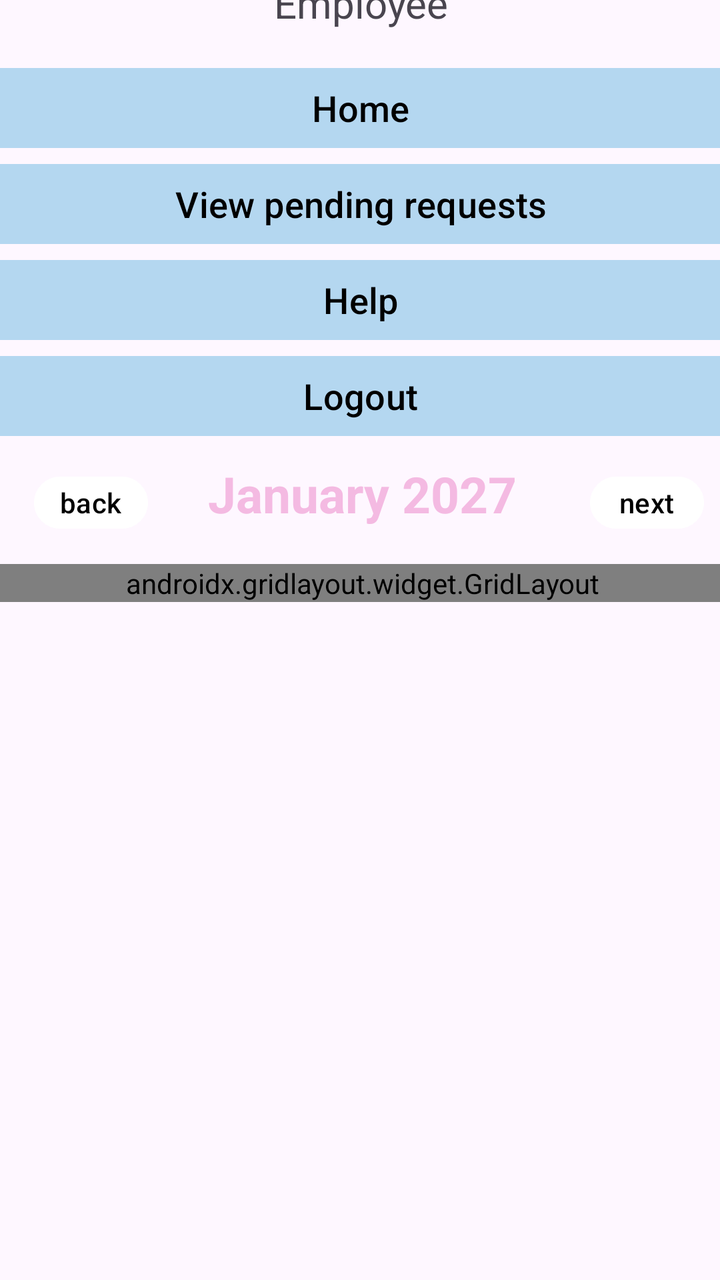
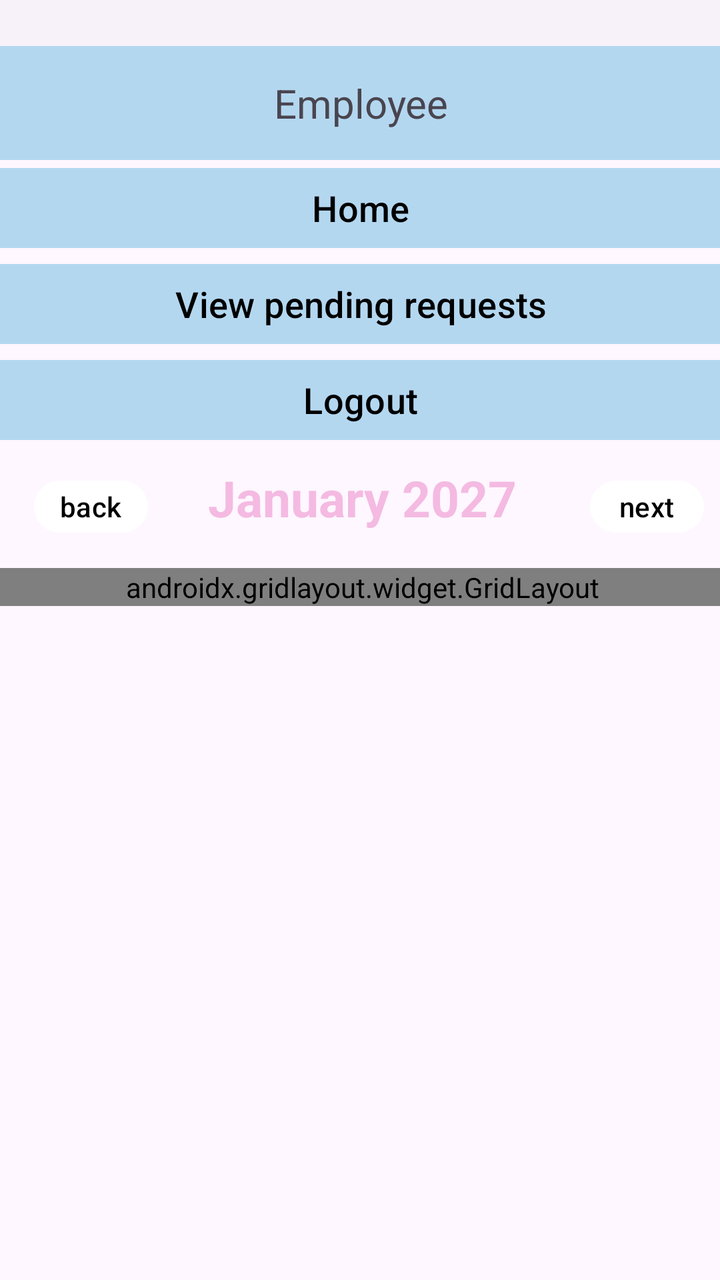

Compare the two renders of this Android layout. The source of the first and the diff that turns it into the second are given below.
<!-- AndroidManifest.xml: application theme Theme.MyApplication -->
<!-- res/layout/employee_drop_down.xml -->
<?xml version="1.0" encoding="utf-8"?>
<androidx.constraintlayout.widget.ConstraintLayout xmlns:android="http://schemas.android.com/apk/res/android"
    xmlns:app="http://schemas.android.com/apk/res-auto"
    xmlns:tools="http://schemas.android.com/tools"
    android:layout_width="match_parent"
    android:layout_height="match_parent"
    android:id="@+id/employee_home_screen">


    <ScrollView
        android:layout_width="409dp"
        android:layout_height="921dp"
        android:layout_marginStart="1dp"
        android:layout_marginTop="1dp"
        android:layout_marginEnd="1dp"
        android:layout_marginBottom="1dp"
        app:layout_constraintBottom_toBottomOf="parent"
        app:layout_constraintEnd_toEndOf="parent"
        app:layout_constraintStart_toStartOf="parent"
        app:layout_constraintTop_toTopOf="parent">

        <LinearLayout
            android:layout_width="match_parent"
            android:layout_height="wrap_content"
            android:orientation="vertical">

            <com.google.android.material.navigation.NavigationView
                android:id="@+id/navigationView"
                android:layout_width="414dp"
                android:layout_height="113dp"
                app:layout_constraintEnd_toEndOf="parent"
                app:layout_constraintStart_toStartOf="parent"
                app:layout_constraintTop_toTopOf="parent">

                <TextView
                    android:id="@+id/textView4"

                    android:layout_width="match_parent"
                    android:layout_height="30dp"
                    android:layout_marginTop="60dp"
                    android:width="420dp"
                    android:height="70dp"
                    android:background="@color/corporate_blue" />

                <LinearLayout
                    android:layout_width="match_parent"
                    android:layout_height="100dp"
                    android:orientation="horizontal">

                    <TextView
                        android:layout_width="50dp"
                        android:layout_height="61dp"
                        android:layout_marginLeft="5dp"
                        android:layout_marginTop="0dp"
                        android:text="Logo"
                        android:textSize="20dp" />

                    <TextView
                        android:id="@+id/textView"
                        android:layout_width="250dp"
                        android:layout_height="60dp"

                        android:layout_marginTop="0dp"
                        android:layout_marginRight="15dp"
                        android:background="@color/white"
                        android:paddingLeft="25dp"
                        android:paddingTop="10px"
                        android:text="CompanyName"
                        android:textAlignment="center"
                        android:textColor="@color/corporate_blue"
                        android:textSize="30dp"
                        android:textStyle="bold" />

                    <Button
                        android:id="@+id/button2"
                        android:layout_width="0dp"
                        android:layout_height="44dp"
                        android:layout_marginLeft="0dp"
                        android:layout_marginTop="0dp"
                        android:layout_marginRight="0dp"
                        android:layout_weight="1"
                        android:text="Profile" />


                </LinearLayout>

            </com.google.android.material.navigation.NavigationView>

            <LinearLayout
                android:layout_width="match_parent"
                android:layout_height="wrap_content"
                android:backgroundTint="##B4D7F0"

                android:orientation="vertical">

                <TextView
                    android:layout_width="match_parent"
                    android:layout_height="wrap_content"
                    android:background="##B4D7F0"
                    android:paddingTop="15dp"
                    android:paddingBottom="15dp"
                    android:text="Employee"
                    android:textAlignment="center"
                    android:textSize="20dp" />

                <Button
                    android:layout_width="match_parent"
                    android:layout_height="wrap_content"
                    android:backgroundTint="#B4D7F0"
                    android:text="Home"
                    android:textColor="@color/black"
                    android:textSize="18dp" />

                <Button
                    android:layout_width="match_parent"
                    android:layout_height="wrap_content"
                    android:backgroundTint="#B4D7F0"
                    android:text="View pending requests"
                    android:textColor="@color/black"
                    android:textSize="18dp" />

                <Button
                    android:layout_width="match_parent"
                    android:layout_height="wrap_content"
                    android:backgroundTint="#B4D7F0"
                    android:text="Help"
                    android:textColor="@color/black"
                    android:textSize="18dp" />

                <Button
                    android:layout_width="match_parent"
                    android:layout_height="wrap_content"
                    android:backgroundTint="#B4D7F0"
                    android:text="Logout"
                    android:textColor="@color/black"
                    android:textSize="18dp" />

            </LinearLayout>

            <ScrollView
                android:layout_width="409dp"
                android:layout_height="616dp"
                android:layout_marginStart="1dp"
                android:layout_marginTop="8dp"
                android:layout_marginEnd="1dp"
                app:layout_constraintBottom_toBottomOf="parent"
                app:layout_constraintEnd_toEndOf="parent"
                app:layout_constraintStart_toStartOf="parent"
                app:layout_constraintTop_toBottomOf="@+id/navigationView">

                <LinearLayout
                    android:layout_width="match_parent"
                    android:layout_height="wrap_content"
                    android:orientation="vertical">

                    <LinearLayout
                        android:id="@+id/linearLayout"
                        android:layout_width="match_parent"
                        android:layout_height="51dp"
                        android:layout_marginTop="0dp"
                        android:layout_marginEnd="1dp"
                        android:layout_marginBottom="1dp"
                        app:layout_constraintBottom_toTopOf="@+id/gridLayout"
                        app:layout_constraintEnd_toEndOf="parent"
                        app:layout_constraintStart_toStartOf="parent"
                        app:layout_constraintTop_toTopOf="parent">


                        <Button
                            android:id="@+id/button63"
                            android:layout_width="57dp"
                            android:layout_height="34dp"
                            android:layout_marginLeft="40dp"
                            android:layout_marginRight="30dp"
                            android:backgroundTint="@color/white"
                            android:padding="0dp"
                            android:text="back"
                            android:textColor="@color/black"

                            />

                        <TextView
                            android:id="@+id/textView3"
                            android:layout_width="171dp"
                            android:layout_height="36dp"
                            android:layout_marginRight="20dp"
                            android:text="January 2027"
                            android:textColor="@color/pearly_pink"
                            android:textSize="25dp"
                            android:textStyle="bold" />

                        <Button
                            android:id="@+id/button60"
                            android:layout_width="57dp"
                            android:layout_height="34dp"
                            android:backgroundTint="@color/white"
                            android:padding="0dp"
                            android:text="next"
                            android:textColor="@color/black"

                            />

                    </LinearLayout>

                    <androidx.gridlayout.widget.GridLayout
                        android:id="@+id/gridLayout"
                        android:layout_width="409dp"
                        android:layout_height="wrap_content"
                        android:layout_marginTop="0dp"
                        android:layout_marginBottom="206dp"
                        app:layout_constraintBottom_toBottomOf="parent"
                        app:layout_constraintEnd_toEndOf="parent"
                        app:layout_constraintStart_toStartOf="parent"
                        app:layout_constraintTop_toBottomOf="@+id/linearLayout">

                        <Button
                            android:id="@+id/button6"
                            android:layout_width="45dp"
                            android:layout_height="52dp"
                            android:layout_margin="7dp"
                            android:onClick="boldenMe"
                            android:padding="0dp"
                            android:text="1"
                            android:textSize="20dp"
                            app:layout_column="0"
                            app:layout_row="0" />


                        <Button
                            android:id="@+id/button7"
                            android:layout_width="45dp"
                            android:layout_height="52dp"
                            android:layout_margin="7dp"
                            android:onClick="boldenMe"
                            android:padding="0dp"
                            android:text="2"
                            android:textSize="20dp"
                            app:layout_column="1"
                            app:layout_row="0" />

                        <Button
                            android:id="@+id/button8"
                            android:layout_width="45dp"
                            android:layout_height="52dp"
                            android:layout_margin="7dp"
                            android:onClick="boldenMe"
                            android:padding="0dp"
                            android:text="3"
                            android:textSize="20dp"
                            app:layout_column="2"
                            app:layout_row="0" />

                        <Button
                            android:id="@+id/button9"
                            android:layout_width="45dp"
                            android:layout_height="52dp"
                            android:layout_margin="7dp"
                            android:onClick="boldenMe"
                            android:padding="0dp"
                            android:text="4"
                            android:textSize="20dp"
                            app:layout_column="3"
                            app:layout_row="0" />

                        <Button
                            android:id="@+id/button10"
                            android:layout_width="45dp"
                            android:layout_height="52dp"
                            android:layout_margin="7dp"
                            android:onClick="boldenMe"
                            android:padding="0dp"
                            android:text="5"
                            android:textSize="20dp"
                            app:layout_column="4"
                            app:layout_row="0" />

                        <Button
                            android:id="@+id/button11"
                            android:layout_width="45dp"
                            android:layout_height="52dp"
                            android:layout_margin="7dp"
                            android:onClick="boldenMe"
                            android:padding="0dp"
                            android:text="6"
                            android:textSize="20dp"
                            app:layout_column="5"
                            app:layout_row="0" />

                        <Button
                            android:id="@+id/button12"
                            android:layout_width="45dp"
                            android:layout_height="52dp"
                            android:layout_margin="7dp"
                            android:onClick="boldenMe"
                            android:padding="0dp"
                            android:text="7"
                            android:textSize="20dp"
                            app:layout_column="6"
                            app:layout_row="0" />


                        
                        <Button
                            android:id="@+id/button13"
                            android:layout_width="45dp"
                            android:layout_height="52dp"
                            android:layout_margin="7dp"
                            android:onClick="boldenMe"
                            android:padding="0dp"
                            android:text="8"
                            android:textSize="20dp"
                            app:layout_column="0"
                            app:layout_row="1" />

                        <Button
                            android:id="@+id/button14"
                            android:layout_width="45dp"
                            android:layout_height="52dp"
                            android:layout_margin="7dp"
                            android:onClick="boldenMe"
                            android:padding="0dp"
                            android:text="9"
                            android:textSize="20dp"

                            app:layout_column="1"
                            app:layout_row="1" />

                        <Button
                            android:id="@+id/button15"
                            android:layout_width="45dp"
                            android:layout_height="52dp"
                            android:layout_margin="7dp"
                            android:onClick="boldenMe"
                            android:padding="0dp"
                            android:text="10"
                            android:textSize="20dp"

                            app:layout_column="2"
                            app:layout_row="1" />

                        <Button
                            android:id="@+id/button16"
                            android:layout_width="45dp"
                            android:layout_height="52dp"
                            android:layout_margin="7dp"
                            android:onClick="boldenMe"
                            android:padding="0dp"
                            android:text="11"
                            android:textSize="20dp"

                            app:layout_column="3"
                            app:layout_row="1" />

                        <Button
                            android:id="@+id/button17"
                            android:layout_width="45dp"
                            android:layout_height="52dp"
                            android:layout_margin="7dp"
                            android:onClick="boldenMe"
                            android:padding="0dp"
                            android:text="12"
                            android:textSize="20dp"

                            app:layout_column="4"
                            app:layout_row="1" />

                        <Button
                            android:id="@+id/button19"
                            android:layout_width="45dp"
                            android:layout_height="52dp"
                            android:layout_margin="7dp"
                            android:onClick="boldenMe"
                            android:padding="0dp"
                            android:text="13"
                            android:textSize="20dp"
                            app:layout_column="5"
                            app:layout_row="1" />

                        <Button
                            android:id="@+id/button20"
                            android:layout_width="45dp"
                            android:layout_height="52dp"
                            android:layout_margin="7dp"
                            android:onClick="boldenMe"
                            android:padding="0dp"
                            android:text="14"
                            android:textSize="20dp"
                            app:layout_column="6"
                            app:layout_row="1" />

                        
                        <Button
                            android:id="@+id/button21"
                            android:layout_width="45dp"
                            android:layout_height="52dp"
                            android:layout_margin="7dp"
                            android:onClick="boldenMe"
                            android:padding="0dp"
                            android:text="15"
                            android:textSize="20dp"
                            app:layout_column="0"
                            app:layout_row="2" />

                        <Button
                            android:id="@+id/button22"
                            android:layout_width="45dp"
                            android:layout_height="52dp"
                            android:layout_margin="7dp"
                            android:onClick="boldenMe"
                            android:padding="0dp"
                            android:text="16"
                            android:textSize="20dp"
                            app:layout_column="1"
                            app:layout_row="2" />

                        <Button
                            android:id="@+id/button23"
                            android:layout_width="45dp"
                            android:layout_height="52dp"
                            android:layout_margin="7dp"
                            android:onClick="boldenMe"
                            android:padding="0dp"
                            android:text="17"
                            android:textSize="20dp"
                            app:layout_column="2"
                            app:layout_row="2" />

                        <Button
                            android:id="@+id/button24"
                            android:layout_width="45dp"
                            android:layout_height="52dp"
                            android:layout_margin="7dp"
                            android:onClick="boldenMe"
                            android:padding="0dp"
                            android:text="18"
                            android:textSize="20dp"
                            app:layout_column="3"
                            app:layout_row="2" />

                        <Button
                            android:id="@+id/button25"
                            android:layout_width="45dp"
                            android:layout_height="52dp"
                            android:layout_margin="7dp"
                            android:onClick="boldenMe"
                            android:padding="0dp"
                            android:text="19"
                            android:textSize="20dp"
                            app:layout_column="4"
                            app:layout_row="2" />

                        <Button
                            android:id="@+id/button26"
                            android:layout_width="45dp"
                            android:layout_height="52dp"
                            android:layout_margin="7dp"
                            android:onClick="boldenMe"
                            android:padding="0dp"
                            android:text="20"
                            android:textSize="20dp"
                            app:layout_column="5"
                            app:layout_row="2" />

                        <Button
                            android:id="@+id/button27"
                            android:layout_width="45dp"
                            android:layout_height="52dp"
                            android:layout_margin="7dp"
                            android:onClick="boldenMe"
                            android:padding="0dp"
                            android:text="21"
                            android:textSize="20dp"
                            app:layout_column="6"
                            app:layout_row="2" />

                        

                        <Button
                            android:id="@+id/button28"
                            android:layout_width="45dp"
                            android:layout_height="52dp"
                            android:layout_margin="7dp"
                            android:onClick="boldenMe"
                            android:padding="0dp"
                            android:text="22"
                            android:textSize="20dp"
                            app:layout_column="0"
                            app:layout_row="3" />

                        <Button
                            android:id="@+id/button29"
                            android:layout_width="45dp"
                            android:layout_height="52dp"
                            android:layout_margin="7dp"
                            android:onClick="boldenMe"
                            android:padding="0dp"
                            android:text="23"
                            android:textSize="20dp"
                            app:layout_column="1"
                            app:layout_row="3" />

                        <Button
                            android:id="@+id/button31"
                            android:layout_width="45dp"
                            android:layout_height="52dp"
                            android:layout_margin="7dp"
                            android:onClick="boldenMe"
                            android:padding="0dp"
                            android:text="24"
                            android:textSize="20dp"
                            app:layout_column="2"
                            app:layout_row="3" />

                        <Button
                            android:id="@+id/button32"
                            android:layout_width="45dp"
                            android:layout_height="52dp"
                            android:layout_margin="7dp"
                            android:onClick="boldenMe"
                            android:padding="0dp"
                            android:text="25"
                            android:textSize="20dp"
                            app:layout_column="3"
                            app:layout_row="3" />

                        <Button
                            android:id="@+id/button33"
                            android:layout_width="45dp"
                            android:layout_height="52dp"
                            android:layout_margin="7dp"
                            android:onClick="boldenMe"
                            android:padding="0dp"
                            android:text="26"
                            android:textSize="20dp"
                            app:layout_column="4"
                            app:layout_row="3" />

                        <Button
                            android:id="@+id/button34"
                            android:layout_width="45dp"
                            android:layout_height="52dp"
                            android:layout_margin="7dp"
                            android:onClick="boldenMe"
                            android:padding="0dp"
                            android:text="27"
                            android:textSize="20dp"
                            app:layout_column="5"
                            app:layout_row="3" />

                        <Button
                            android:id="@+id/button35"
                            android:layout_width="45dp"
                            android:layout_height="52dp"
                            android:layout_margin="7dp"
                            android:onClick="boldenMe"
                            android:padding="0dp"
                            android:text="28"
                            android:textSize="20dp"
                            app:layout_column="6"
                            app:layout_row="3" />
                        
                        <Button
                            android:id="@+id/button36"
                            android:layout_width="45dp"
                            android:layout_height="52dp"
                            android:layout_margin="7dp"
                            android:onClick="boldenMe"
                            android:padding="0dp"
                            android:text="29"
                            android:textSize="20dp"
                            app:layout_column="0"
                            app:layout_row="4" />

                        <Button
                            android:id="@+id/button37"
                            android:layout_width="45dp"
                            android:layout_height="52dp"
                            android:layout_margin="7dp"
                            android:onClick="boldenMe"
                            android:padding="0dp"
                            android:text="30"
                            android:textSize="20dp"
                            app:layout_column="1"
                            app:layout_row="4" />

                        <Button
                            android:id="@+id/button38"
                            android:layout_width="45dp"
                            android:layout_height="52dp"
                            android:layout_margin="7dp"
                            android:onClick="boldenMe"
                            android:padding="0dp"
                            android:text="31"
                            android:textSize="20dp"
                            app:layout_column="2"
                            app:layout_row="4" />

                    </androidx.gridlayout.widget.GridLayout>


                </LinearLayout>

            </ScrollView>

        </LinearLayout>
    </ScrollView>
</androidx.constraintlayout.widget.ConstraintLayout>
<!-- resources referenced by this layout -->
<resources>
  <color name="black">#FF000000</color>
  <color name="corporate_blue">#3F51B5</color>
  <color name="pearly_pink">#F4BAE2</color>
  <color name="white">#FFFFFFFF</color>
  <style name="Theme.MyApplication" parent="Base.Theme.MyApplication" />
  <style name="Base.Theme.MyApplication" parent="Theme.Material3.DayNight.NoActionBar">
          
          
      </style>
</resources>

<!-- the commit's change to res/layout/employee_drop_down.xml (unified diff, before → after) -->
@@ -4,7 +4,7 @@
     xmlns:tools="http://schemas.android.com/tools"
     android:layout_width="match_parent"
     android:layout_height="match_parent"
-    android:id="@+id/employee_home_screen">
+    android:id="@+id/employee_drop_down">
 
 
     <ScrollView
@@ -22,7 +22,8 @@
         <LinearLayout
             android:layout_width="match_parent"
             android:layout_height="wrap_content"
-            android:orientation="vertical">
+            android:orientation="vertical"
+            android:paddingTop="50dp">
 
             <com.google.android.material.navigation.NavigationView
                 android:id="@+id/navigationView"
@@ -72,7 +73,7 @@
                         android:textStyle="bold" />
 
                     <Button
-                        android:id="@+id/button2"
+                        android:id="@+id/profilebutton"
                         android:layout_width="0dp"
                         android:layout_height="44dp"
                         android:layout_marginLeft="0dp"
@@ -89,14 +90,14 @@
             <LinearLayout
                 android:layout_width="match_parent"
                 android:layout_height="wrap_content"
-                android:backgroundTint="##B4D7F0"
+                android:backgroundTint="#B4D7F0"
 
                 android:orientation="vertical">
 
                 <TextView
                     android:layout_width="match_parent"
                     android:layout_height="wrap_content"
-                    android:background="##B4D7F0"
+                    android:background="#B4D7F0"
                     android:paddingTop="15dp"
                     android:paddingBottom="15dp"
                     android:text="Employee"
@@ -104,6 +105,7 @@
                     android:textSize="20dp" />
 
                 <Button
+                    android:id="@+id/homebtn"
                     android:layout_width="match_parent"
                     android:layout_height="wrap_content"
                     android:backgroundTint="#B4D7F0"
@@ -112,6 +114,7 @@
                     android:textSize="18dp" />
 
                 <Button
+                    android:id="@+id/pending_requests"
                     android:layout_width="match_parent"
                     android:layout_height="wrap_content"
                     android:backgroundTint="#B4D7F0"
@@ -119,15 +122,10 @@
                     android:textColor="@color/black"
                     android:textSize="18dp" />
 
+
+
                 <Button
-                    android:layout_width="match_parent"
-                    android:layout_height="wrap_content"
-                    android:backgroundTint="#B4D7F0"
-                    android:text="Help"
-                    android:textColor="@color/black"
-                    android:textSize="18dp" />
-
-                <Button
+                    android:id="@+id/logout"
                     android:layout_width="match_parent"
                     android:layout_height="wrap_content"
                     android:backgroundTint="#B4D7F0"
